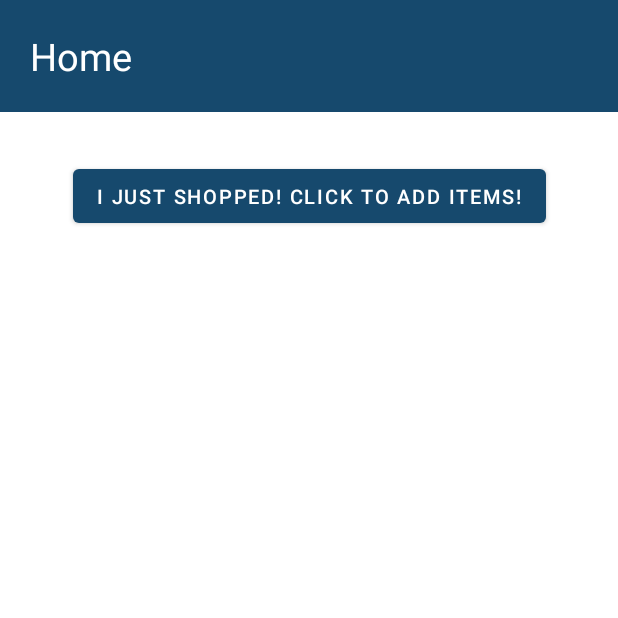
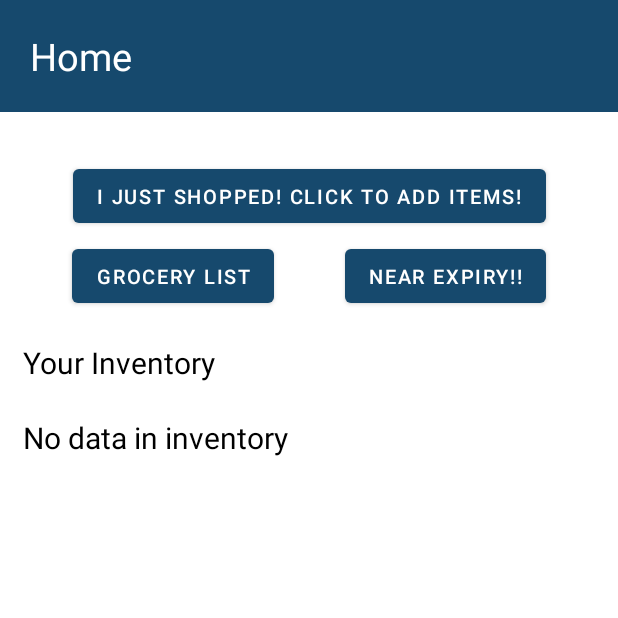
Before and after one commit to moniquesenjaya/pocketz, an Android app: the screen it shows after launch (HomeActivity), on a phone screen of 412 x 824 dp, the top half of it. Run offline under Robolectric (Android 15) with nearby library versions, the phone set to English and light mode, and no system bars.

Commit message:
final commit

```diff
--- a/app/src/main/AndroidManifest.xml
+++ b/app/src/main/AndroidManifest.xml
@@ -9,6 +9,8 @@
         android:roundIcon="@mipmap/ic_launcher_round"
         android:supportsRtl="true"
         android:theme="@style/Theme.Pocketz">
+        <activity android:name=".ExpiryActivity"></activity>
+        <activity android:name=".GroceryActivity" />
         <activity android:name=".AddActivity" />
         <activity android:name=".HomeActivity" />
         <activity android:name=".MainActivity">
--- a/app/src/main/java/com/uniquez/pocketz/CustomAdapter.java
+++ b/app/src/main/java/com/uniquez/pocketz/CustomAdapter.java
@@ -1,7 +1,6 @@
 package com.uniquez.pocketz;
 
 import android.content.Context;
-import android.database.Cursor;
 import android.view.LayoutInflater;
 import android.view.View;
 import android.view.ViewGroup;
@@ -38,7 +37,7 @@ public class CustomAdapter extends RecyclerView.Adapter<CustomAdapter.MyViewHold
     public void onBindViewHolder(@NonNull MyViewHolder holder, int position) {
         holder.item_name_display.setText(String.valueOf(item_name.get(position)));
         holder.item_qty_display.setText(String.valueOf(item_qty.get(position)));
-        if (item_exp.get(position).equals("0")){
+        if (String.valueOf(item_exp.get(position)).equals("0")){
             holder.item_exp_display.setText("");
         }else{
             holder.item_exp_display.setText(String.valueOf(item_exp.get(position)));
--- a/app/src/main/java/com/uniquez/pocketz/HomeActivity.java
+++ b/app/src/main/java/com/uniquez/pocketz/HomeActivity.java
@@ -12,6 +12,7 @@ import android.os.Bundle;
 import android.util.Log;
 import android.view.View;
 import android.widget.Button;
+import android.widget.TextView;
 import android.widget.Toast;
 
 import java.text.ParseException;
@@ -23,6 +24,8 @@ public class HomeActivity extends AppCompatActivity {
 
     RecyclerView recyclerView;
     Button mButton;
+    Button gButton;
+    Button eButton;
 
     String finalDate;
 
@@ -50,6 +53,25 @@ public class HomeActivity extends AppCompatActivity {
             }
         });
 
+        gButton = findViewById(R.id.groceryButton);
+        gButton.setOnClickListener(new View.OnClickListener() {
+            @Override
+            public void onClick(View view)
+            {
+                Intent addIntent = new Intent(HomeActivity.this, GroceryActivity.class);
+                startActivity(addIntent);
+            }
+        });
+
+        eButton = findViewById(R.id.expiryButton);
+        eButton.setOnClickListener(new View.OnClickListener() {
+            @Override
+            public void onClick(View v) {
+                Intent expiryIntent = new Intent(HomeActivity.this, ExpiryActivity.class);
+                startActivity(expiryIntent);
+            }
+        });
+
         recyclerView = findViewById(R.id.recyclerView);
 
         db = new DatabaseHelper(HomeActivity.this);
@@ -72,6 +94,11 @@ public class HomeActivity extends AppCompatActivity {
         customAdapter = new CustomAdapter(HomeActivity.this, item_name, item_qty, item_exp, item_category, item_storage);
         recyclerView.setAdapter(customAdapter);
         recyclerView.setLayoutManager(new LinearLayoutManager(HomeActivity.this));
+
+        if (customAdapter.getItemCount() == 0){
+            TextView instruct = findViewById(R.id.no_data);
+            instruct.setVisibility(View.VISIBLE);
+        }
 
         new ItemTouchHelper(new ItemTouchHelper.SimpleCallback(0, ItemTouchHelper.LEFT | ItemTouchHelper.RIGHT) {
             @Override
--- a/app/src/main/res/layout/activity_home.xml
+++ b/app/src/main/res/layout/activity_home.xml
@@ -34,12 +34,67 @@
       app:layout_constraintStart_toStartOf="parent"
       app:layout_constraintTop_toBottomOf="@+id/textView"/>
 
+  <com.google.android.material.button.MaterialButton
+      android:id="@+id/groceryButton"
+      android:layout_width="wrap_content"
+      android:layout_height="wrap_content"
+      android:layout_marginTop="5dp"
+      android:text="Grocery List"
+      android:textSize="13dp"
+      app:layout_constraintEnd_toStartOf="@+id/expiryButton"
+      app:layout_constraintStart_toStartOf="parent"
+      app:layout_constraintTop_toBottomOf="@+id/addButton" />
+
+  <com.google.android.material.button.MaterialButton
+      android:id="@+id/expiryButton"
+      android:layout_width="wrap_content"
+      android:layout_height="wrap_content"
+      android:layout_marginTop="5dp"
+      android:text="near expiry!!"
+      android:textSize="13dp"
+      app:layout_constraintEnd_toEndOf="parent"
+      app:layout_constraintStart_toEndOf="@+id/groceryButton"
+      app:layout_constraintTop_toBottomOf="@+id/addButton" />
+
+  <TextView
+      android:id="@+id/instruction"
+      android:layout_width="match_parent"
+      android:layout_height="wrap_content"
+      android:layout_marginStart="15dp"
+      android:layout_marginTop="10dp"
+      android:paddingTop="10dp"
+      android:paddingBottom="10dp"
+      android:text="@string/your_inventory"
+      android:textColor="@color/black"
+      android:textSize="20sp"
+      app:layout_constraintEnd_toEndOf="parent"
+      app:layout_constraintStart_toStartOf="parent"
+      app:layout_constraintTop_toBottomOf="@+id/expiryButton"
+      tools:ignore="RtlSymmetry" />
+
+  <TextView
+      android:id="@+id/no_data"
+      android:layout_width="match_parent"
+      android:layout_height="wrap_content"
+      android:layout_marginStart="15dp"
+      android:layout_marginTop="60dp"
+      android:paddingTop="10dp"
+      android:paddingBottom="10dp"
+      android:text="No data in inventory"
+      android:textColor="@color/black"
+      android:textSize="20sp"
+      app:layout_constraintEnd_toEndOf="parent"
+      app:layout_constraintStart_toStartOf="parent"
+      android:visibility="invisible"
+      app:layout_constraintTop_toBottomOf="@+id/expiryButton"
+      tools:ignore="RtlSymmetry" />
+
   <androidx.recyclerview.widget.RecyclerView
       android:id="@+id/recyclerView"
       android:layout_width="match_parent"
       android:layout_height="match_parent"
-      android:layout_marginTop="160dp"
+      android:layout_marginTop="270dp"
       app:layout_constraintEnd_toEndOf="parent"
       app:layout_constraintStart_toStartOf="parent"
-      app:layout_constraintTop_toBottomOf="@+id/addButton" />
+      app:layout_constraintTop_toBottomOf="@+id/expiryButton" />
 </androidx.constraintlayout.widget.ConstraintLayout>
--- a/app/src/main/res/values/strings.xml
+++ b/app/src/main/res/values/strings.xml
@@ -8,6 +8,11 @@
     <string name="enter_the_details_below">Enter the details below</string>
     <string name="expiry_date">Expiry Date (YYYY-MM-DD)</string>
     <string name="storage_details">Storage Details*</string>
+    <string name="grocery_list">Grocery List</string>
+    <string name="your_inventory">Your Inventory</string>
+    <string name="items_near_expiry">Items Near Expiry</string>
+    <string name="items_will_expire_in_7_days">Items that will expire in 7 days</string>
+    <string name="no_items">No items</string>
 
 
 </resources>
```
Also changed, not shown: app/src/main/java/com/uniquez/pocketz/DatabaseHelper.java (+11 -0 lines), app/src/main/java/com/uniquez/pocketz/ExpiryActivity.java (added, +125 -0 lines), app/src/main/java/com/uniquez/pocketz/GroceryActivity.java (added, +85 -0 lines), app/src/main/java/com/uniquez/pocketz/GroceryAdapter.java (added, +53 -0 lines), app/src/main/res/layout/activity_expiry.xml (added, +81 -0 lines), app/src/main/res/layout/activity_grocery.xml (added, +64 -0 lines), app/src/main/res/layout/shopping_list_row.xml (added, +36 -0 lines).
